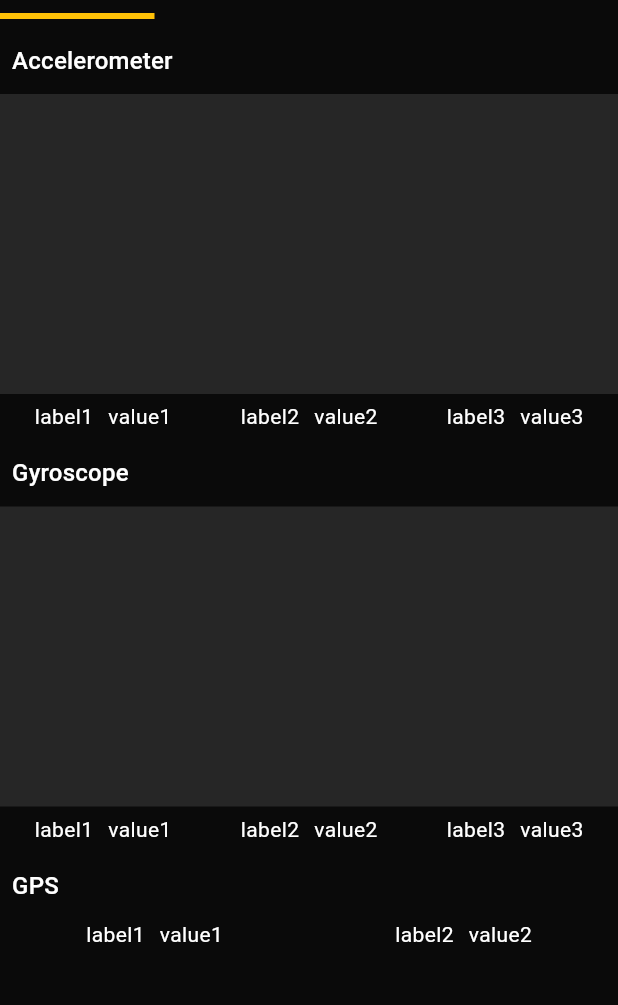
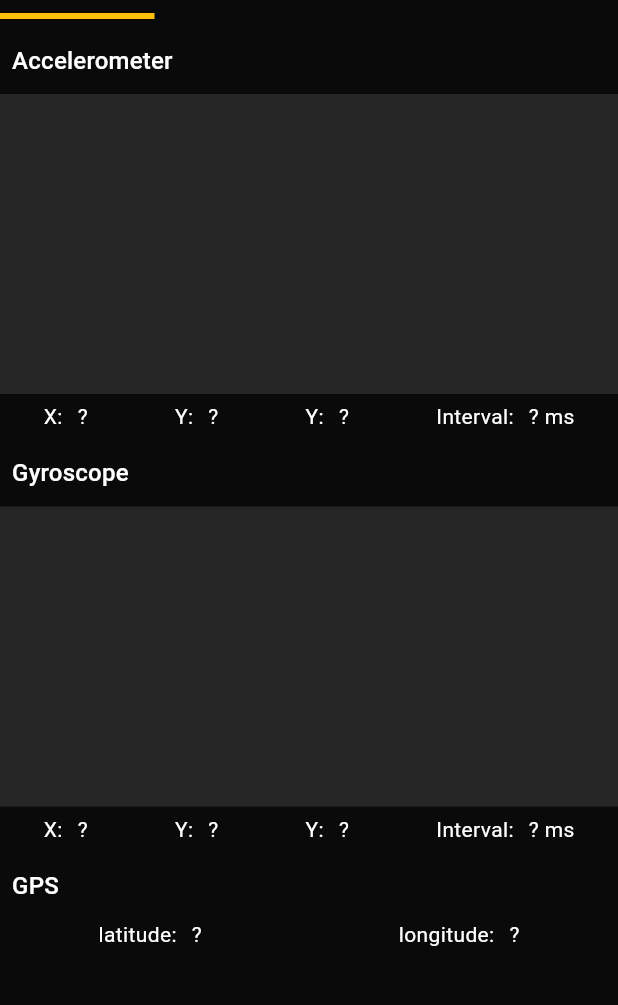
Before and after one commit to zubrailx/road-condition-monitoring, a Flutter app: the screen it shows after launch, on a phone screen of 412 x 824 dp, the part 128-1133 px from its top. Run offline on Flutter 3.47's test engine with Material 3 defaults, Android fonts, the phone set to English and light mode, and no system bars; our stand-ins replace flutter_svg, geolocator, get_it, sensors_plus, shared_preferences, talker_flutter.

Commit message:
mobile: add accelerometer, gyroscope, gps sensors

```diff
--- a/mobile/lib/main.dart
+++ b/mobile/lib/main.dart
@@ -1,13 +1,17 @@
 import 'dart:async';
 
 import 'package:flutter/material.dart';
+import 'package:flutter/services.dart';
 import 'package:get_it/get_it.dart';
 import 'package:mobile/app/app.dart';
 import 'package:mobile/gateway/shared_preferences.dart';
-import 'package:shared_preferences/shared_preferences.dart';
 import 'package:talker_flutter/talker_flutter.dart';
 
-void main() async {
+void main() {
+  app();
+}
+
+void app() {
   FlutterError.onError =
       (details) => GetIt.I<Talker>().handle(details.exception, details.stack);
 
@@ -21,6 +25,14 @@ void main() async {
     final sharedPrefGateway = await SharedPrefGateway.create();
     GetIt.I.registerSingleton(sharedPrefGateway);
 
+    WidgetsFlutterBinding.ensureInitialized();
+    SystemChrome.setPreferredOrientations(
+      [
+        DeviceOrientation.portraitUp,
+        DeviceOrientation.portraitDown,
+      ],
+    );
+
     runApp(const App());
   }, (e, st) {
     GetIt.I<Talker>().handle(e, st);
--- /dev/null
+++ b/mobile/lib/widgets/accelerometer.dart
@@ -0,0 +1,110 @@
+import 'dart:async';
+
+import 'package:flutter/material.dart';
+import 'package:mobile/app/theme.dart';
+import 'package:sensors_plus/sensors_plus.dart';
+
+class AccelerometerWidget extends StatefulWidget {
+  const AccelerometerWidget({super.key});
+
+  @override
+  State createState() {
+    return _AccelerometerWidgetState();
+  }
+}
+
+class _AccelerometerWidgetState extends State<AccelerometerWidget> {
+  static const Duration _ignoreDuration = Duration(milliseconds: 20);
+  UserAccelerometerEvent? _userAccelerometerEvent;
+  DateTime? _userAccelerometerUpdateTime;
+  int? _userAccelerometerLastInterval;
+
+  final _streamSubscriptions = <StreamSubscription<dynamic>>[];
+  Duration sensorInterval = SensorInterval.uiInterval;
+
+  @override
+  Widget build(BuildContext context) {
+    final theme = Theme.of(context);
+    return Column(
+      crossAxisAlignment: CrossAxisAlignment.start,
+      children: [
+        Padding(
+          padding: const EdgeInsets.only(left: 8.0),
+          child: Text("Accelerometer", style: theme.textTheme.titleMedium),
+        ),
+        const SizedBox(height: 10),
+        Container(
+          height: 200,
+          decoration: BoxDecoration(
+            color: UsedColors.gray.value,
+          ),
+        ),
+        const SizedBox(height: 5),
+        Row(mainAxisAlignment: MainAxisAlignment.spaceAround, children: [
+          Row(children: [
+            const Text("X:"),
+            const SizedBox(width: 10),
+            Text(_userAccelerometerEvent?.x.toStringAsFixed(2) ?? '?'),
+          ]),
+          Row(children: [
+            const Text("Y:"),
+            const SizedBox(width: 10),
+            Text(_userAccelerometerEvent?.y.toStringAsFixed(2) ?? '?'),
+          ]),
+          Row(children: [
+            const Text("Y:"),
+            const SizedBox(width: 10),
+            Text(_userAccelerometerEvent?.z.toStringAsFixed(2) ?? '?'),
+          ]),
+          Row(children: [
+            const Text("Interval:"),
+            const SizedBox(width: 10),
+            Text('${_userAccelerometerLastInterval?.toString() ?? '?'} ms'),
+          ]),
+        ])
+      ],
+    );
+  }
+
+  @override
+  void dispose() {
+    super.dispose();
+    for (final subscription in _streamSubscriptions) {
+      subscription.cancel();
+    }
+  }
+
+  @override
+  void initState() {
+    super.initState();
+    _streamSubscriptions.add(
+      userAccelerometerEventStream(samplingPeriod: sensorInterval).listen(
+        (UserAccelerometerEvent event) {
+          final now = DateTime.now();
+          setState(() {
+            _userAccelerometerEvent = event;
+            if (_userAccelerometerUpdateTime != null) {
+              final interval = now.difference(_userAccelerometerUpdateTime!);
+              if (interval > _ignoreDuration) {
+                _userAccelerometerLastInterval = interval.inMilliseconds;
+              }
+            }
+          });
+          _userAccelerometerUpdateTime = now;
+        },
+        onError: (e) {
+          showDialog(
+              context: context,
+              builder: (context) {
+                return const AlertDialog(
+                  title: Text("Sensor Not Found"),
+                  content: Text(
+                      "It seems that your device doesn't support User Accelerometer Sensor"),
+                );
+              });
+        },
+        cancelOnError: true,
+      ),
+    );
+  }
+}
--- a/mobile/lib/widgets/debug.dart
+++ b/mobile/lib/widgets/debug.dart
@@ -8,7 +8,6 @@ class DebugWidget extends StatefulWidget {
 
   @override
   State<StatefulWidget> createState() => _DebugWidgetState();
-
 }
 
 class _DebugWidgetState extends State<DebugWidget> {
@@ -21,4 +20,8 @@ class _DebugWidgetState extends State<DebugWidget> {
     );
   }
 
+  @override
+  void dispose() {
+    super.dispose();
+  }
 }
--- /dev/null
+++ b/mobile/lib/widgets/gps.dart
@@ -0,0 +1,92 @@
+import 'dart:async';
+
+import 'package:flutter/material.dart';
+import 'package:geolocator/geolocator.dart';
+
+class GPSWidget extends StatefulWidget {
+  const GPSWidget({super.key});
+
+  @override
+  State createState() {
+    return _GPSWidgetState();
+  }
+}
+
+class _GPSWidgetState extends State<GPSWidget> {
+  late bool _serviceEnabled;
+  late LocationPermission _permission;
+
+  final LocationSettings locationSettings = const LocationSettings(
+    accuracy: LocationAccuracy.high,
+    distanceFilter: 100,
+  );
+  late final StreamSubscription<Position> _positionStream;
+  Position? _position;
+
+  @override
+  Widget build(BuildContext context) {
+    final theme = Theme.of(context);
+    return Column(
+      crossAxisAlignment: CrossAxisAlignment.start,
+      children: [
+        Padding(
+          padding: const EdgeInsets.only(left: 8.0),
+          child: Text("GPS", style: theme.textTheme.titleMedium),
+        ),
+        const SizedBox(height: 10),
+        Row(mainAxisAlignment: MainAxisAlignment.spaceAround, children: [
+          Row(children: [
+            const Text("latitude:"),
+            const SizedBox(width: 10),
+            Text(_position?.latitude.toStringAsFixed(4) ?? '?'),
+          ]),
+          Row(children: [
+            const Text("longitude:"),
+            const SizedBox(width: 10),
+            Text(_position?.longitude.toStringAsFixed(4) ?? '?'),
+          ]),
+        ])
+      ],
+    );
+  }
+
+  @override
+  void dispose() {
+    super.dispose();
+    _positionStream.cancel();
+  }
+
+  _trySubscribeGeolocation() async {
+    _serviceEnabled = await Geolocator.isLocationServiceEnabled();
+    if (!_serviceEnabled) {
+      return Future.error('Location services are disabled.');
+    }
+
+    _permission = await Geolocator.checkPermission();
+    if (_permission == LocationPermission.denied) {
+      _permission = await Geolocator.requestPermission();
+      if (_permission == LocationPermission.denied) {
+        return Future.error('Location permissions are denied');
+      }
+    }
+
+    if (_permission == LocationPermission.deniedForever) {
+      return Future.error(
+          'Location permissions are permanently denied, we cannot request permissions.');
+    }
+
+    _positionStream =
+        Geolocator.getPositionStream(locationSettings: locationSettings)
+            .listen((Position? position) {
+          setState(() {
+            _position = position;
+          });
+        });
+  }
+
+  @override
+  void initState() {
+    super.initState();
+    _trySubscribeGeolocation();
+  }
+}
--- /dev/null
+++ b/mobile/lib/widgets/gyroscope.dart
@@ -0,0 +1,110 @@
+import 'dart:async';
+
+import 'package:flutter/material.dart';
+import 'package:mobile/app/theme.dart';
+import 'package:sensors_plus/sensors_plus.dart';
+
+class GyroscopeWidget extends StatefulWidget {
+  const GyroscopeWidget({super.key});
+
+  @override
+  State createState() {
+    return _GyroscopeWidgetState();
+  }
+}
+
+class _GyroscopeWidgetState extends State<GyroscopeWidget> {
+  static const Duration _ignoreDuration = Duration(milliseconds: 20);
+  GyroscopeEvent? _gyroscopeEvent;
+  DateTime? _gyroscopeUpdateTime;
+  int? _gyroscopeLastInterval;
+
+  final _streamSubscriptions = <StreamSubscription<dynamic>>[];
+  Duration sensorInterval = SensorInterval.uiInterval;
+
+  @override
+  Widget build(BuildContext context) {
+    final theme = Theme.of(context);
+    return Column(
+      crossAxisAlignment: CrossAxisAlignment.start,
+      children: [
+        Padding(
+          padding: const EdgeInsets.only(left: 8.0),
+          child: Text("Gyroscope", style: theme.textTheme.titleMedium),
+        ),
+        const SizedBox(height: 10),
+        Container(
+          height: 200,
+          decoration: BoxDecoration(
+            color: UsedColors.gray.value,
+          ),
+        ),
+        const SizedBox(height: 5),
+        Row(mainAxisAlignment: MainAxisAlignment.spaceAround, children: [
+          Row(children: [
+            const Text("X:"),
+            const SizedBox(width: 10),
+            Text(_gyroscopeEvent?.x.toStringAsFixed(2) ?? '?'),
+          ]),
+          Row(children: [
+            const Text("Y:"),
+            const SizedBox(width: 10),
+            Text(_gyroscopeEvent?.y.toStringAsFixed(2) ?? '?'),
+          ]),
+          Row(children: [
+            const Text("Y:"),
+            const SizedBox(width: 10),
+            Text(_gyroscopeEvent?.z.toStringAsFixed(2) ?? '?'),
+          ]),
+          Row(children: [
+            const Text("Interval:"),
+            const SizedBox(width: 10),
+            Text('${_gyroscopeLastInterval?.toString() ?? '?'} ms'),
+          ]),
+        ])
+      ],
+    );
+  }
+
+  @override
+  void dispose() {
+    super.dispose();
+    for (final subscription in _streamSubscriptions) {
+      subscription.cancel();
+    }
+  }
+
+  @override
+  void initState() {
+    super.initState();
+    _streamSubscriptions.add(
+      gyroscopeEventStream(samplingPeriod: sensorInterval).listen(
+        (GyroscopeEvent event) {
+          final now = DateTime.now();
+          setState(() {
+            _gyroscopeEvent = event;
+            if (_gyroscopeUpdateTime != null) {
+              final interval = now.difference(_gyroscopeUpdateTime!);
+              if (interval > _ignoreDuration) {
+                _gyroscopeLastInterval = interval.inMilliseconds;
+              }
+            }
+          });
+          _gyroscopeUpdateTime = now;
+        },
+        onError: (e) {
+          showDialog(
+              context: context,
+              builder: (context) {
+                return const AlertDialog(
+                  title: Text("Sensor Not Found"),
+                  content: Text(
+                      "It seems that your device doesn't support Gyroscope Sensor"),
+                );
+              });
+        },
+        cancelOnError: true,
+      ),
+    );
+  }
+}
--- a/mobile/lib/widgets/map.dart
+++ b/mobile/lib/widgets/map.dart
@@ -6,7 +6,6 @@ class MapWidget extends StatefulWidget {
 
   @override
   State<StatefulWidget> createState() => _MapWidgetState();
-
 }
 
 class _MapWidgetState extends State<MapWidget> {
--- a/mobile/lib/widgets/nav_bar.dart
+++ b/mobile/lib/widgets/nav_bar.dart
@@ -31,21 +31,23 @@ class _NavBarState extends State<NavBar> {
             Padding(
               padding: const EdgeInsets.only(left: 15.0),
               child: Text(widget.titles[widget.tabController.index],
-                style: theme.textTheme.titleMedium
-              ),
+                  style: theme.textTheme.titleMedium),
             ),
             Wrap(
               direction: Axis.horizontal,
               spacing: 15,
               children: <Widget>[
                 IconButton(
-                    icon: SvgPicture.asset("assets/svg/NetworkClose.svg", width: iconWidth),
+                    icon: SvgPicture.asset("assets/svg/NetworkClose.svg",
+                        width: iconWidth),
                     onPressed: () {}),
                 IconButton(
-                    icon: SvgPicture.asset("assets/svg/Play.svg", width: iconWidth),
+                    icon: SvgPicture.asset("assets/svg/Play.svg",
+                        width: iconWidth),
                     onPressed: () {}),
                 IconButton(
-                    icon: SvgPicture.asset("assets/svg/MenuVertical.svg", width: iconWidth),
+                    icon: SvgPicture.asset("assets/svg/MenuVertical.svg",
+                        width: iconWidth),
                     onPressed: () {}),
               ],
             )
@@ -62,4 +64,9 @@ class _NavBarState extends State<NavBar> {
       ],
     );
   }
+
+  @override
+  void dispose() {
+    super.dispose();
+  }
 }
--- a/mobile/lib/widgets/sensors.dart
+++ b/mobile/lib/widgets/sensors.dart
@@ -1,12 +1,13 @@
 import 'package:flutter/material.dart';
-import 'package:mobile/app/theme.dart';
+import 'package:mobile/widgets/accelerometer.dart';
+import 'package:mobile/widgets/gps.dart';
+import 'package:mobile/widgets/gyroscope.dart';
 
 class SensorsWidget extends StatefulWidget {
   const SensorsWidget({super.key});
 
   @override
   State<StatefulWidget> createState() => _SensorsWidgetState();
-
 }
 
 class _SensorsWidgetState extends State<SensorsWidget> {
@@ -14,7 +15,7 @@ class _SensorsWidgetState extends State<SensorsWidget> {
   Widget build(BuildContext context) {
     return Container(
         margin: const EdgeInsets.only(top: 16),
-      child: Column(
+        child: const Column(
           mainAxisAlignment: MainAxisAlignment.start,
           crossAxisAlignment: CrossAxisAlignment.start,
           children: [
@@ -24,167 +25,6 @@ class _SensorsWidgetState extends State<SensorsWidget> {
             SizedBox(height: 16),
             GPSWidget()
           ],
-      )
-    );
+        ));
   }
 }
-
-class AccelerometerWidget extends StatefulWidget {
-  const AccelerometerWidget({super.key});
-
-  @override
-  State createState() {
-    return _AccelerometerWidgetState();
-  }
-}
-
-class _AccelerometerWidgetState extends State<AccelerometerWidget> {
-
-  @override
-  Widget build(BuildContext context) {
-    final theme = Theme.of(context);
-    return Column(
-      crossAxisAlignment: CrossAxisAlignment.start,
-      children: [
-        Padding(
-          padding: const EdgeInsets.only(left: 8.0),
-          child: Text("Accelerometer", style: theme.textTheme.titleMedium),
-        ),
-        const SizedBox(height: 10),
-        Container(height: 200, decoration: BoxDecoration(
-          color: UsedColors.gray.value,
-        ),),
-        const SizedBox(height: 5),
-        const Row(
-          mainAxisAlignment: MainAxisAlignment.spaceAround,
-          children: [
-            Row(
-              children: [
-                Text("label1"),
-                SizedBox(width: 10),
-                Text("value1"),
-              ]
-            ),
-            Row(
-                children: [
-                  Text("label2"),
-                  SizedBox(width: 10),
-                  Text("value2"),
-                ]
-            ),
-            Row(
-                children: [
-                  Text("label3"),
-                  SizedBox(width: 10),
-                  Text("value3"),
-                ]
-            ),
-          ]
-        )
-      ],
-    );
-  }
-}
-
-
-class GyroscopeWidget extends StatefulWidget {
-  const GyroscopeWidget({super.key});
-
-
-  @override
-  State createState() {
-    return _GyroscopeWidgetState();
-  }
-}
-
-class _GyroscopeWidgetState extends State<GyroscopeWidget> {
-
-  @override
-  Widget build(BuildContext context) {
-    final theme = Theme.of(context);
-    return Column(
-      crossAxisAlignment: CrossAxisAlignment.start,
-      children: [
-        Padding(
-          padding: const EdgeInsets.only(left: 8.0),
-          child: Text("Gyroscope", style: theme.textTheme.titleMedium),
-        ),
-        const SizedBox(height: 10),
-        Container(height: 200, decoration: BoxDecoration(
-          color: UsedColors.gray.value,
-        ),),
-        const SizedBox(height: 5),
-        const Row(
-            mainAxisAlignment: MainAxisAlignment.spaceAround,
-            children: [
-              Row(
-                  children: [
-                    Text("label1"),
-                    SizedBox(width: 10),
-                    Text("value1"),
-                  ]
-              ),
-              Row(
-                  children: [
-                    Text("label2"),
-                    SizedBox(width: 10),
-                    Text("value2"),
-                  ]
-              ),
-              Row(
-                  children: [
-                    Text("label3"),
-                    SizedBox(width: 10),
-                    Text("value3"),
-                  ]
-              ),
-            ]
-        )
-      ],
-    );  }
-}
-
-class GPSWidget extends StatefulWidget {
-
-  @override
-  State createState() {
-    return _GPSWidgetState();
-  }
-}
-
-class _GPSWidgetState extends State<GPSWidget> {
-
-  @override
-  Widget build(BuildContext context) {
-    final theme = Theme.of(context);
-    return Column(
-      crossAxisAlignment: CrossAxisAlignment.start,
-      children: [
-        Padding(
-          padding: const EdgeInsets.only(left: 8.0),
-          child: Text("GPS", style: theme.textTheme.titleMedium),
-        ),
-        const SizedBox(height: 10),
-        const Row(
-            mainAxisAlignment: MainAxisAlignment.spaceAround,
-            children: [
-              Row(
-                  children: [
-                    Text("label1"),
-                    SizedBox(width: 10),
-                    Text("value1"),
-                  ]
-              ),
-              Row(
-                  children: [
-                    Text("label2"),
-                    SizedBox(width: 10),
-                    Text("value2"),
-                  ]
-              ),
-            ]
-        )
-      ],
-    );
-  }
-}
--- a/mobile/pubspec.yaml
+++ b/mobile/pubspec.yaml
@@ -11,7 +11,9 @@ dependencies:
   flutter:
     sdk: flutter
   flutter_svg: ^2.0.10+1
+  geolocator: ^11.0.0
   get_it: ^7.6.7
+  sensors_plus: ^4.0.2
   shared_preferences: ^2.2.2
   talker_flutter: ^4.0.3
   uuid: ^4.3.3
```
Also changed, not shown: mobile/lib/widgets/user_account.dart (+13 -16 lines), mobile/pubspec.lock, 5 other files. Lines whose indentation alone changed are shown as unchanged.
